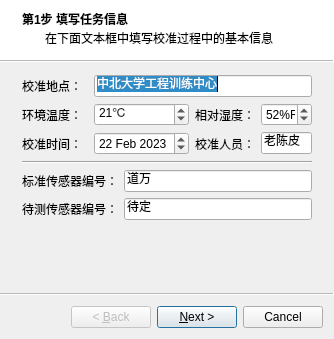
Above: wizard/wizard.ui from m-RNA/TemperatureSelfCorrectionBasedOnQtSerial before the change. Below: the same form after it.
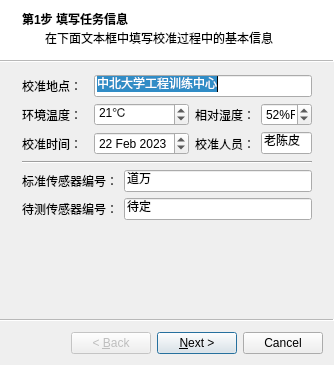
That is the form after the change. Custom widgets are drawn as their Qt base class.

Commit message: 修正：about移到文件夹；向导窗口高度不变；去除编译警告

```diff
--- a/wizard/wizard.ui
+++ b/wizard/wizard.ui
@@ -7,7 +7,7 @@
     <x>0</x>
     <y>0</y>
     <width>334</width>
-    <height>339</height>
+    <height>365</height>
    </rect>
   </property>
   <property name="windowTitle">
```
The commit also changes 5 other files.
